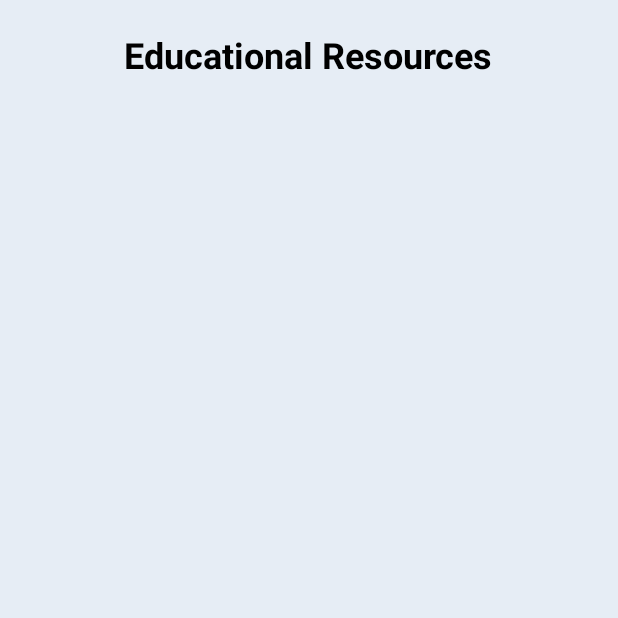
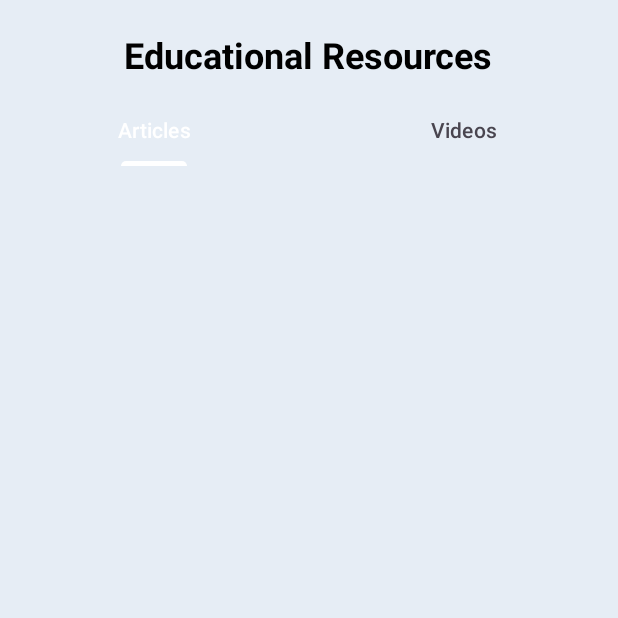
Before and after one commit to kavinda-100/EEI4369-Health-Tracker-App, an Android app: the fragment EducationalResourcesFragment placed in its activity, on a phone screen of 412 x 824 dp, the top half of it. Run offline under Robolectric (Android 15) with nearby library versions, the phone set to English and light mode, and no system bars.

Commit message:
add tab layout to edu fragment

```diff
--- a/app/src/main/java/com/s22010170/heathtrakerapp/utils/ShowMessage.java
+++ b/app/src/main/java/com/s22010170/heathtrakerapp/utils/ShowMessage.java
@@ -10,7 +10,7 @@ import java.util.concurrent.ExecutionException;
 
 public class ShowMessage {
 
-    // Show a message dialog with a title and message
+    // Show a message dialog with a title and message.
     public void show(String title, String message, Context context) {
         AlertDialog.Builder builder = new AlertDialog.Builder(context);
         builder.setCancelable(true);
--- a/app/src/main/res/layout/fragment_educational_resources.xml
+++ b/app/src/main/res/layout/fragment_educational_resources.xml
@@ -23,6 +23,32 @@
         />
 
 <!--    content-->
+    <com.google.android.material.tabs.TabLayout
+        android:id="@+id/edu_tab_layout"
+        android:layout_below="@+id/edu_heading_text"
+        style="@style/screenBackground"
+        android:layout_width="match_parent"
+        android:layout_height="wrap_content">
+
+        <com.google.android.material.tabs.TabItem
+            android:layout_width="match_parent"
+            android:layout_height="wrap_content"
+            android:text="@string/articles"
+            />
+
+        <com.google.android.material.tabs.TabItem
+            android:layout_width="match_parent"
+            android:layout_height="wrap_content"
+            android:text="@string/videos"
+            />
+
+    </com.google.android.material.tabs.TabLayout>
+
+    <androidx.viewpager2.widget.ViewPager2
+        android:id="@+id/edu_view_pager"
+        android:layout_below="@+id/edu_tab_layout"
+        android:layout_width="match_parent"
+        android:layout_height="match_parent" />
 
 <!--    go to map button-->
     <!--    floating button-->
--- a/app/src/main/res/values/strings.xml
+++ b/app/src/main/res/values/strings.xml
@@ -95,4 +95,6 @@
     <string name="time_of_frequency">Time of frequency</string>
     <string name="every_6_hours">every 6 hours</string>
     <string name="toggle_mode">toggle mode</string>
+    <string name="articles">Articles</string>
+    <string name="videos">Videos</string>
 </resources>
```
Also changed, not shown: app/src/main/java/com/s22010170/heathtrakerapp/ArticalFragment.java (added, +20 -0 lines), app/src/main/java/com/s22010170/heathtrakerapp/VideosFragment.java (added, +22 -0 lines), app/src/main/res/layout/fragment_artical.xml (added, +15 -0 lines), app/src/main/res/layout/fragment_videos.xml (added, +15 -0 lines).
